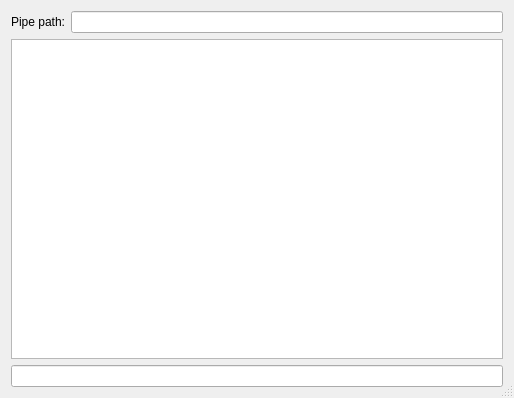
First picture: the form in TermWindow.ui, repository micwik/ArnBrowser, before the edit.
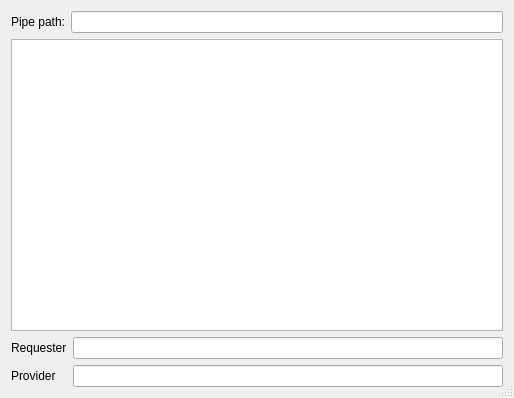
Second picture: the form after the edit.

Commit message: Added provider input

```diff
--- a/TermWindow.ui
+++ b/TermWindow.ui
@@ -41,7 +41,34 @@
     <widget class="QTextEdit" name="textEdit"/>
    </item>
    <item>
-    <widget class="QLineEdit" name="lineEdit"/>
+    <layout class="QGridLayout" name="gridLayout">
+     <item row="0" column="1">
+      <widget class="QLineEdit" name="lineEditRq"/>
+     </item>
+     <item row="0" column="0">
+      <widget class="QLabel" name="lineLabelRq">
+       <property name="text">
+        <string>Requester</string>
+       </property>
+       <property name="buddy">
+        <cstring>lineEditRq</cstring>
+       </property>
+      </widget>
+     </item>
+     <item row="1" column="1">
+      <widget class="QLineEdit" name="lineEditPv"/>
+     </item>
+     <item row="1" column="0">
+      <widget class="QLabel" name="lineLabelPv">
+       <property name="text">
+        <string>Provider</string>
+       </property>
+       <property name="buddy">
+        <cstring>lineEditPv</cstring>
+       </property>
+      </widget>
+     </item>
+    </layout>
    </item>
   </layout>
  </widget>
```
The commit also changes 3 other files.
